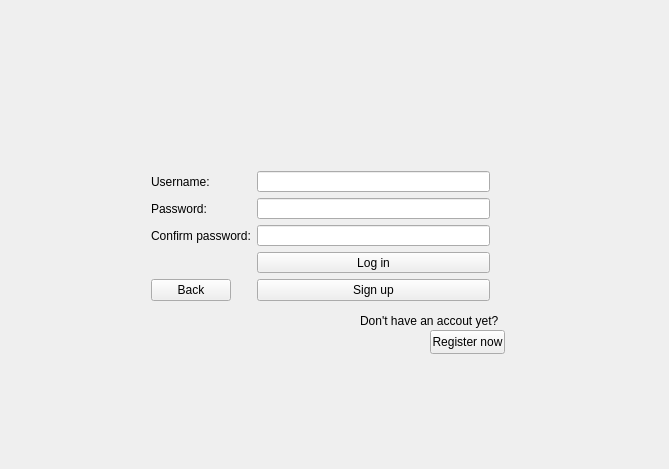
Before: the Qt Designer form OnLib/OnLib/LoginWindow.ui in Andrew-Gh21/OnLib, drawn with Qt 5.
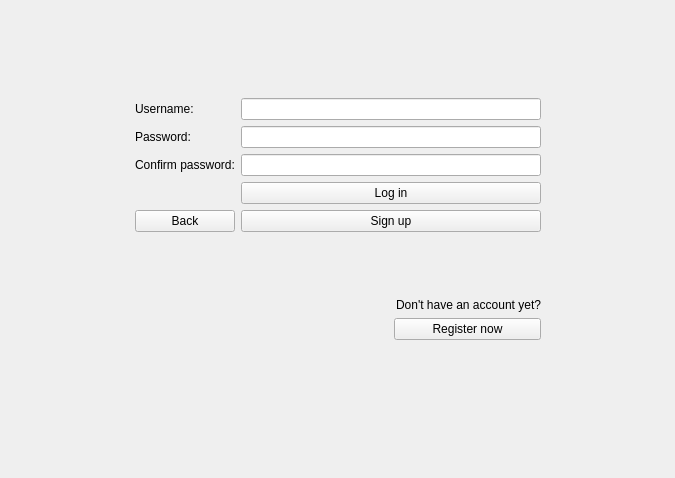
After: the same form once the commit is applied.

Commit message:
UI window responsive
Change UI login window to responsive window

```diff
--- a/OnLib/OnLib/LoginWindow.ui
+++ b/OnLib/OnLib/LoginWindow.ui
@@ -1,140 +1,209 @@
 <?xml version="1.0" encoding="UTF-8"?>
 <ui version="4.0">
  <class>LoginWindow</class>
- <widget class="QWidget" name="LoginWindow">
-  <property name="windowModality">
-   <enum>Qt::NonModal</enum>
-  </property>
+ <widget class="QMainWindow" name="LoginWindow">
   <property name="geometry">
    <rect>
     <x>0</x>
     <y>0</y>
-    <width>669</width>
-    <height>469</height>
+    <width>675</width>
+    <height>478</height>
    </rect>
   </property>
   <property name="windowTitle">
    <string>Online library</string>
   </property>
-  <widget class="QWidget" name="formLayoutWidget">
-   <property name="geometry">
-    <rect>
-     <x>140</x>
-     <y>160</y>
-     <width>361</width>
-     <height>152</height>
-    </rect>
-   </property>
-   <layout class="QFormLayout" name="mainLayout">
-    <item row="0" column="0">
-     <widget class="QLabel" name="usernameLabel">
-      <property name="text">
-       <string>Username:</string>
+  <widget class="QWidget" name="centralWidget">
+   <layout class="QGridLayout" name="gridLayout_2">
+    <item row="1" column="2">
+     <spacer name="horizontalSpacer_2">
+      <property name="orientation">
+       <enum>Qt::Horizontal</enum>
       </property>
-     </widget>
-    </item>
-    <item row="1" column="0">
-     <widget class="QLabel" name="passwordLabel">
-      <property name="text">
-       <string>Password:</string>
+      <property name="sizeHint" stdset="0">
+       <size>
+        <width>40</width>
+        <height>20</height>
+       </size>
       </property>
-     </widget>
-    </item>
-    <item row="1" column="1">
-     <widget class="QLineEdit" name="passwordLineEdit">
-      <property name="focusPolicy">
-       <enum>Qt::StrongFocus</enum>
-      </property>
-      <property name="contextMenuPolicy">
-       <enum>Qt::DefaultContextMenu</enum>
-      </property>
-      <property name="text">
-       <string/>
-      </property>
-      <property name="maxLength">
-       <number>15</number>
-      </property>
-      <property name="echoMode">
-       <enum>QLineEdit::Password</enum>
-      </property>
-      <property name="cursorPosition">
-       <number>0</number>
-      </property>
-     </widget>
-    </item>
-    <item row="2" column="0">
-     <widget class="QLabel" name="confirmPasswordLabel">
-      <property name="text">
-       <string>Confirm password:</string>
-      </property>
-     </widget>
+     </spacer>
     </item>
     <item row="2" column="1">
-     <widget class="QLineEdit" name="confirmPasswordLineEdit">
-      <property name="maxLength">
-       <number>15</number>
+     <spacer name="verticalSpacer_4">
+      <property name="orientation">
+       <enum>Qt::Vertical</enum>
       </property>
-      <property name="echoMode">
-       <enum>QLineEdit::Password</enum>
+      <property name="sizeHint" stdset="0">
+       <size>
+        <width>20</width>
+        <height>40</height>
+       </size>
       </property>
-     </widget>
+     </spacer>
     </item>
     <item row="0" column="1">
-     <widget class="QLineEdit" name="usernameLineEdit">
-      <property name="maxLength">
-       <number>15</number>
+     <spacer name="verticalSpacer_3">
+      <property name="orientation">
+       <enum>Qt::Vertical</enum>
       </property>
-     </widget>
-    </item>
-    <item row="4" column="1">
-     <widget class="QPushButton" name="signupButton">
-      <property name="text">
-       <string>Sign up</string>
+      <property name="sizeHint" stdset="0">
+       <size>
+        <width>20</width>
+        <height>40</height>
+       </size>
       </property>
-     </widget>
+     </spacer>
     </item>
-    <item row="3" column="1">
-     <widget class="QPushButton" name="loginButton">
-      <property name="text">
-       <string>Log in</string>
+    <item row="1" column="0">
+     <spacer name="horizontalSpacer">
+      <property name="orientation">
+       <enum>Qt::Horizontal</enum>
       </property>
-     </widget>
-    </item>
-    <item row="4" column="0">
-     <widget class="QPushButton" name="backToLoginButton">
-      <property name="text">
-       <string>Back</string>
+      <property name="sizeHint" stdset="0">
+       <size>
+        <width>40</width>
+        <height>20</height>
+       </size>
       </property>
-     </widget>
+     </spacer>
+    </item>
+    <item row="1" column="1">
+     <layout class="QGridLayout" name="gridLayout">
+      <item row="2" column="0">
+       <widget class="QLabel" name="confirmPasswordLabel">
+        <property name="text">
+         <string>Confirm password:</string>
+        </property>
+       </widget>
+      </item>
+      <item row="1" column="0">
+       <widget class="QLabel" name="passwordLabel">
+        <property name="text">
+         <string>Password:</string>
+        </property>
+       </widget>
+      </item>
+      <item row="0" column="0">
+       <widget class="QLabel" name="usernameLabel">
+        <property name="sizePolicy">
+         <sizepolicy hsizetype="Preferred" vsizetype="Preferred">
+          <horstretch>0</horstretch>
+          <verstretch>0</verstretch>
+         </sizepolicy>
+        </property>
+        <property name="text">
+         <string>Username:</string>
+        </property>
+       </widget>
+      </item>
+      <item row="4" column="0">
+       <widget class="QPushButton" name="backToLoginButton">
+        <property name="text">
+         <string>Back</string>
+        </property>
+       </widget>
+      </item>
+      <item row="6" column="2">
+       <spacer name="verticalSpacer">
+        <property name="orientation">
+         <enum>Qt::Vertical</enum>
+        </property>
+        <property name="sizeHint" stdset="0">
+         <size>
+          <width>20</width>
+          <height>40</height>
+         </size>
+        </property>
+       </spacer>
+      </item>
+      <item row="9" column="2">
+       <spacer name="verticalSpacer_2">
+        <property name="orientation">
+         <enum>Qt::Vertical</enum>
+        </property>
+        <property name="sizeHint" stdset="0">
+         <size>
+          <width>20</width>
+          <height>40</height>
+         </size>
+        </property>
+       </spacer>
+      </item>
+      <item row="7" column="2">
+       <widget class="QLabel" name="registerButtonLabel">
+        <property name="text">
+         <string>Don't have an account yet?</string>
+        </property>
+        <property name="alignment">
+         <set>Qt::AlignRight|Qt::AlignTrailing|Qt::AlignVCenter</set>
+        </property>
+       </widget>
+      </item>
+      <item row="8" column="2">
+       <widget class="QPushButton" name="registerButton">
+        <property name="text">
+         <string>Register now</string>
+        </property>
+       </widget>
+      </item>
+      <item row="0" column="1" colspan="2">
+       <widget class="QLineEdit" name="usernameLineEdit">
+        <property name="maxLength">
+         <number>10</number>
+        </property>
+       </widget>
+      </item>
+      <item row="5" column="1" colspan="2">
+       <spacer name="horizontalSpacer_3">
+        <property name="orientation">
+         <enum>Qt::Horizontal</enum>
+        </property>
+        <property name="sizeHint" stdset="0">
+         <size>
+          <width>300</width>
+          <height>20</height>
+         </size>
+        </property>
+       </spacer>
+      </item>
+      <item row="1" column="1" colspan="2">
+       <widget class="QLineEdit" name="passwordLineEdit">
+        <property name="maxLength">
+         <number>10</number>
+        </property>
+        <property name="echoMode">
+         <enum>QLineEdit::Password</enum>
+        </property>
+       </widget>
+      </item>
+      <item row="2" column="1" colspan="2">
+       <widget class="QLineEdit" name="confirmPasswordLineEdit">
+        <property name="maxLength">
+         <number>10</number>
+        </property>
+        <property name="echoMode">
+         <enum>QLineEdit::Password</enum>
+        </property>
+       </widget>
+      </item>
+      <item row="3" column="1" colspan="2">
+       <widget class="QPushButton" name="loginButton">
+        <property name="text">
+         <string>Log in</string>
+        </property>
+       </widget>
+      </item>
+      <item row="4" column="1" colspan="2">
+       <widget class="QPushButton" name="signupButton">
+        <property name="text">
+         <string>Sign up</string>
+        </property>
+       </widget>
+      </item>
+     </layout>
     </item>
    </layout>
   </widget>
-  <widget class="QPushButton" name="registerButton">
-   <property name="geometry">
-    <rect>
-     <x>430</x>
-     <y>330</y>
-     <width>75</width>
-     <height>24</height>
-    </rect>
-   </property>
-   <property name="text">
-    <string>Register now</string>
-   </property>
-  </widget>
-  <widget class="QLabel" name="labelRegisterButton">
-   <property name="geometry">
-    <rect>
-     <x>360</x>
-     <y>310</y>
-     <width>141</width>
-     <height>21</height>
-    </rect>
-   </property>
-   <property name="text">
-    <string>Don't have an accout yet?</string>
-   </property>
-  </widget>
  </widget>
  <layoutdefault spacing="6" margin="11"/>
  <resources/>
```
Left out of the diff: 2 changed lines with no effect on the pictures. The commit also changes 8 other files.
